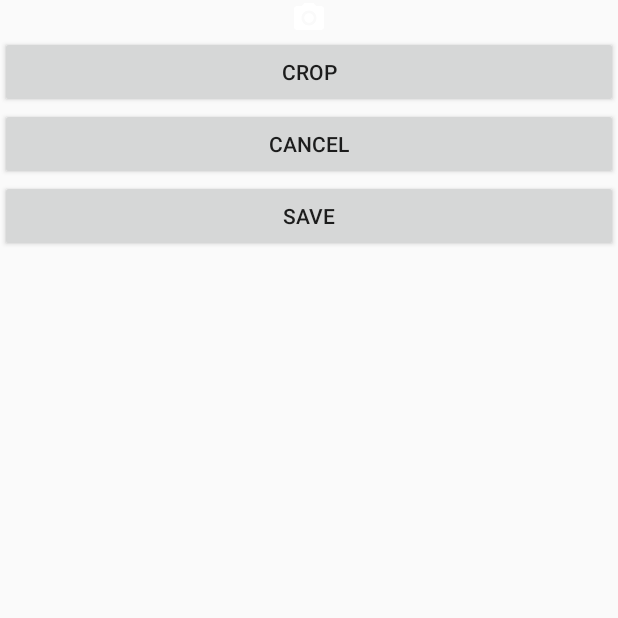
After one commit to UI-Master/google-cameraview-example, an Android app: the PreviewActivity screen opened directly, with no data from a screen before it, on a phone screen of 412 x 824 dp, the top half of it. The commit adds this screen. Run offline under Robolectric (Android 15) with nearby library versions, the phone set to English and light mode, and no system bars.

Commit message:
preview Actvity added

```diff
--- a/app/build.gradle
+++ b/app/build.gradle
@@ -28,6 +28,6 @@ dependencies {
     compile 'com.android.support.constraint:constraint-layout:1.0.1'
     compile 'com.github.google:cameraview:d0b508a5ea'
     compile 'com.android.support:support-v4:25.3.1'
+    compile 'com.android.support:design:25.3.1'
     testCompile 'junit:junit:4.12'
-    compile 'com.android.support:design:25.3.1'
 }
--- a/app/src/main/AndroidManifest.xml
+++ b/app/src/main/AndroidManifest.xml
@@ -16,6 +16,7 @@
                 <category android:name="android.intent.category.LAUNCHER" />
             </intent-filter>
         </activity>
+        <activity android:name=".PreviewActivity"></activity>
     </application>
 
 </manifest>
--- /dev/null
+++ b/app/src/main/java/leopard/techlabs/sobin/googleview/PreviewActivity.java
@@ -0,0 +1,13 @@
+package leopard.techlabs.sobin.googleview;
+
+import android.support.v7.app.AppCompatActivity;
+import android.os.Bundle;
+
+public class PreviewActivity extends AppCompatActivity {
+
+    @Override
+    protected void onCreate(Bundle savedInstanceState) {
+        super.onCreate(savedInstanceState);
+        setContentView(R.layout.activity_preview);
+    }
+}
--- /dev/null
+++ b/app/src/main/res/layout/activity_preview.xml
@@ -0,0 +1,38 @@
+<?xml version="1.0" encoding="utf-8"?>
+<LinearLayout xmlns:android="http://schemas.android.com/apk/res/android"
+    xmlns:app="http://schemas.android.com/apk/res-auto"
+    xmlns:tools="http://schemas.android.com/tools"
+    android:layout_width="match_parent"
+    android:layout_height="match_parent"
+    tools:context="leopard.techlabs.sobin.googleview.PreviewActivity">
+    <LinearLayout
+        android:layout_width="match_parent"
+        android:layout_height="wrap_content"
+        android:orientation="vertical">
+
+        <ImageView
+            android:layout_width="match_parent"
+            android:layout_height="wrap_content"
+            android:src="@drawable/ic_camera"/>
+
+        <Button
+            android:layout_width="match_parent"
+            android:layout_height="wrap_content"
+            android:text="crop"/>
+
+
+        <Button
+            android:layout_width="match_parent"
+            android:layout_height="wrap_content"
+            android:text="cancel"/>
+
+
+        <Button
+            android:layout_width="match_parent"
+            android:layout_height="wrap_content"
+            android:text="save"/>
+
+
+    </LinearLayout>
+
+</LinearLayout>
--- a/app/src/main/res/values/colors.xml
+++ b/app/src/main/res/values/colors.xml
@@ -1,6 +1,6 @@
 <?xml version="1.0" encoding="utf-8"?>
 <resources>
-    <color name="colorPrimary">#3F51B5</color>
-    <color name="colorPrimaryDark">#303F9F</color>
-    <color name="colorAccent">#FF4081</color>
+    <color name="colorPrimary">#3FB5</color>
+    <color name="colorPrimaryDark">#309F</color>
+    <color name="colorAccent">#FFFFFF</color>
 </resources>
```
